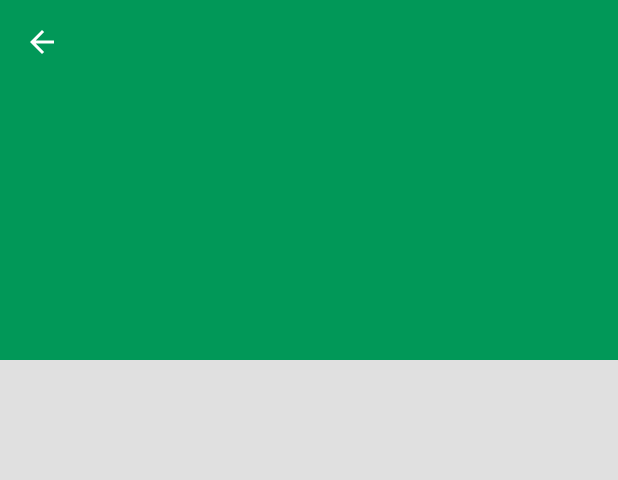
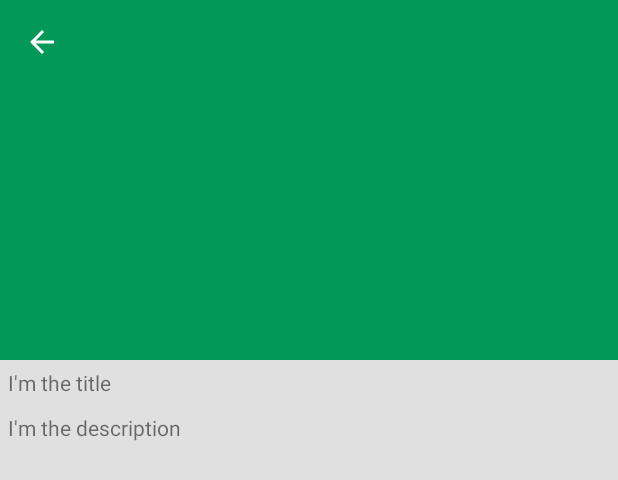
Before and after one commit to tonytmwu/taipei_zoo, an Android app: the layout fragment_zoo_area_detail.xml on its own in the app's theme, with its tools: preview values and no code run, on a phone screen of 412 x 824 dp. Shown: the top 480 px of the screen. Run offline under Robolectric (Android 15) with nearby library versions, the phone set to English and light mode, and no system bars.

Commit message:
滑動園區植物清單時，固定園區說明區塊

```diff
--- a/app/src/main/java/com/net/taipeizoo/fragment/ZooAreaDetailFragment.kt
+++ b/app/src/main/java/com/net/taipeizoo/fragment/ZooAreaDetailFragment.kt
@@ -49,6 +49,7 @@ class ZooAreaDetailFragment : Fragment(), ZooDataAdapter.ZooDataViewListener {
     override fun onAttach(context: Context) {
         super.onAttach(context)
         listener = context as? ZooAreaDetailFragmentListener
+        processNavArgs()
     }
 
     override fun onCreateView(
@@ -62,14 +63,11 @@ class ZooAreaDetailFragment : Fragment(), ZooDataAdapter.ZooDataViewListener {
 
     override fun onViewCreated(view: View, savedInstanceState: Bundle?) {
         super.onViewCreated(view, savedInstanceState)
+        ViewCompat.setTransitionName(vb.ivImg, zooArea?.imgUrl ?: "")
+        setZooAreaDetailInfo(zooArea)
+        zooArea?.title?.let { vm.startObserveZooPlants(it, zooArea?.category, zooArea?.info) }
         setupRecyclerView()
-    }
-
-    override fun onActivityCreated(savedInstanceState: Bundle?) {
-        super.onActivityCreated(savedInstanceState)
         bindLiveData()
-        processNavArgs()
-        ViewCompat.setTransitionName(vb.ivImg, zooArea?.imgUrl ?: "")
     }
 
     override fun onDestroy() {
@@ -90,8 +88,6 @@ class ZooAreaDetailFragment : Fragment(), ZooDataAdapter.ZooDataViewListener {
     private fun processNavArgs() {
         gson.fromJson(navArgs.zooArea, ZooArea::class.java)?.apply {
             zooArea = this
-            setZooAreaDetailInfo(zooArea)
-            title?.let { vm.startObserveZooPlants(it, category, info) }
         }
     }
 
@@ -99,6 +95,8 @@ class ZooAreaDetailFragment : Fragment(), ZooDataAdapter.ZooDataViewListener {
         vb.ivImg.load(zooArea?.imgUrl)
         vb.ivImg.transitionName = zooArea?.imgUrl ?: ""
         vb.toolbar.title = zooArea?.title
+        vb.tvTitle.text = zooArea?.category
+        vb.tvDescription.text = zooArea?.info
     }
 
     private fun setupRecyclerView() {
--- a/app/src/main/java/com/net/taipeizoo/viewmodel/ZooAreaDetailFragmentViewModel.kt
+++ b/app/src/main/java/com/net/taipeizoo/viewmodel/ZooAreaDetailFragmentViewModel.kt
@@ -2,7 +2,6 @@ package com.net.taipeizoo.viewmodel
 
 import androidx.lifecycle.*
 import com.net.taipeizoo.model.ContentItem
-import com.net.taipeizoo.model.ZooData
 import com.net.taipeizoo.model.ZooPlant
 import com.net.taipeizoo.repository.ZooDataService
 import kotlinx.coroutines.Dispatchers
@@ -18,12 +17,7 @@ class ZooAreaDetailFragmentViewModel : ViewModel() {
     val zooPlants = _zooAreaName.switchMap { zooAreaName ->
         zooDataService.observeZooPlants(zooAreaName).switchMap { zooPlants ->
             liveData {
-                val list = ArrayList<ZooPlant>()
-                createZooPlantContentItem(zooAreaCategory, zooAreaInfo)?.let {
-                    list.add(it)
-                }
-                list.addAll(zooPlants)
-                emit(list as List<ZooPlant>)
+                emit(zooPlants)
             }
         }
     }
--- a/app/src/main/res/layout/fragment_zoo_area_detail.xml
+++ b/app/src/main/res/layout/fragment_zoo_area_detail.xml
@@ -12,12 +12,12 @@
     <com.google.android.material.appbar.AppBarLayout
         android:id="@+id/appBar"
         android:layout_width="match_parent"
-        android:layout_height="wrap_content">
+        android:layout_height="240dp">
 
         <com.google.android.material.appbar.CollapsingToolbarLayout
             android:id="@+id/clsToolbar"
             android:layout_width="match_parent"
-            android:layout_height="240dp"
+            android:layout_height="match_parent"
             app:contentScrim="@color/colorPrimary"
             app:layout_scrollFlags="scroll|exitUntilCollapsed">
 
@@ -25,8 +25,7 @@
                 android:id="@+id/ivImg"
                 android:layout_width="match_parent"
                 android:layout_height="match_parent"
-                android:scaleType="centerCrop"
-                app:layout_collapseMode="parallax"/>
+                android:scaleType="centerCrop"/>
 
             <androidx.appcompat.widget.Toolbar
                 android:id="@+id/toolbar"
@@ -40,10 +39,40 @@
 
     </com.google.android.material.appbar.AppBarLayout>
 
-    <androidx.recyclerview.widget.RecyclerView
-        android:id="@+id/rvZooPlant"
+    <androidx.constraintlayout.widget.ConstraintLayout
         android:layout_width="match_parent"
         android:layout_height="match_parent"
-        app:layout_behavior="@string/appbar_scrolling_view_behavior"/>
+        app:layout_behavior="@string/appbar_scrolling_view_behavior">
+
+        <TextView
+            android:id="@+id/tvTitle"
+            android:layout_width="0dp"
+            android:layout_height="wrap_content"
+            android:padding="5dp"
+            app:layout_constraintTop_toTopOf="parent"
+            app:layout_constraintStart_toStartOf="parent"
+            app:layout_constraintEnd_toEndOf="parent"
+            app:layout_constraintBottom_toTopOf="@+id/tvDescription"
+            tools:text="I'm the title"/>
+
+        <TextView
+            android:id="@+id/tvDescription"
+            android:layout_width="0dp"
+            android:layout_height="wrap_content"
+            android:padding="5dp"
+            app:layout_constraintTop_toBottomOf="@+id/tvTitle"
+            app:layout_constraintStart_toStartOf="parent"
+            app:layout_constraintEnd_toEndOf="parent"
+            app:layout_constraintBottom_toTopOf="@+id/rvZooPlant"
+            tools:text="I'm the description"/>
+
+        <androidx.recyclerview.widget.RecyclerView
+            android:id="@+id/rvZooPlant"
+            android:layout_width="match_parent"
+            android:layout_height="0dp"
+            app:layout_behavior="@string/appbar_scrolling_view_behavior"
+            app:layout_constraintTop_toBottomOf="@+id/tvDescription"
+            app:layout_constraintBottom_toBottomOf="parent"/>
+    </androidx.constraintlayout.widget.ConstraintLayout>
 
 </androidx.coordinatorlayout.widget.CoordinatorLayout>
```
